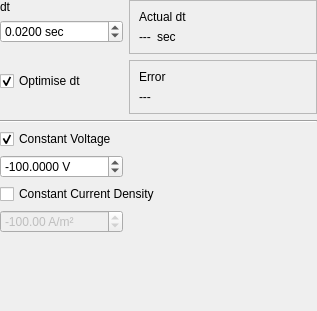
hobrasoft/simul6, file src/inputparameters.ui: the form before one commit.
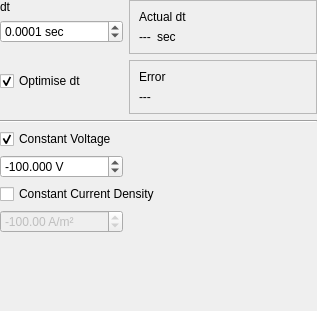
The form after the commit.

Commit message: Pablo: Fixed maximum concentration, maximum voltage, initial dt

```diff
--- a/src/inputparameters.ui
+++ b/src/inputparameters.ui
@@ -91,7 +91,7 @@
       <double>0.010000000000000</double>
      </property>
      <property name="value">
-      <double>0.020000000000000</double>
+      <double>0.000100000000000</double>
      </property>
     </widget>
    </item>
@@ -144,13 +144,13 @@
       <string> V</string>
      </property>
      <property name="decimals">
-      <number>4</number>
+      <number>3</number>
      </property>
      <property name="minimum">
-      <double>-1000.000000000000000</double>
+      <double>-1000000.000000000000000</double>
      </property>
      <property name="maximum">
-      <double>1000.000000000000000</double>
+      <double>1000000.000000000000000</double>
      </property>
      <property name="singleStep">
       <double>0.100000000000000</double>
```
Left out of the diff: 5 changed lines with no effect on the pictures. The commit also changes 1 other file.
